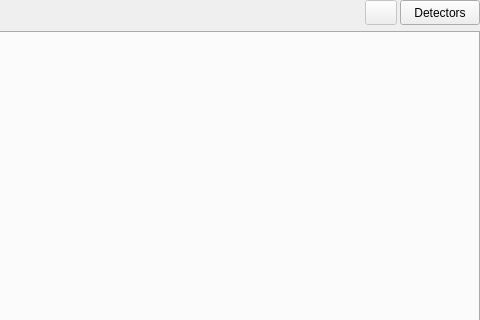
First picture: the form in gui/form_system_settings.ui, repository usnistgov/qpx-gamma, before the edit; both pictures show x 812 to 1292 and y 0 to 320 of the 1292 by 671 pixel window.
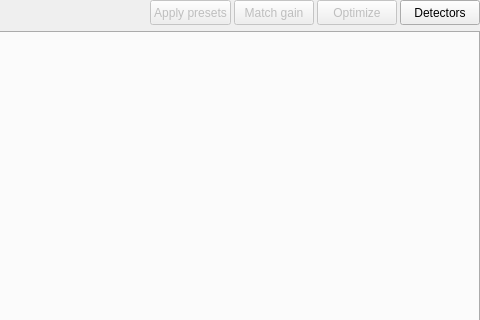
Second picture: the form after the edit. Icons and pictures are not drawn.

Commit message: list mode viewer updated, SpectrumTime maintains x values, optimization and gain matching access profile-dependent

Patch:
```diff
--- a/gui/form_system_settings.ui
+++ b/gui/form_system_settings.ui
@@ -149,7 +149,7 @@
        </property>
        <property name="maximumSize">
         <size>
-         <width>32</width>
+         <width>16777215</width>
          <height>25</height>
         </size>
        </property>
@@ -157,7 +157,7 @@
         <string>Apply detector optimizations</string>
        </property>
        <property name="text">
-        <string/>
+        <string>Apply presets</string>
        </property>
        <property name="icon">
         <iconset resource="resources/qpxres.qrc">
@@ -171,6 +171,50 @@
        </property>
       </widget>
      </item>
+     <item>
+      <widget class="QPushButton" name="pushOpenGainMatch">
+       <property name="enabled">
+        <bool>false</bool>
+       </property>
+       <property name="minimumSize">
+        <size>
+         <width>0</width>
+         <height>25</height>
+        </size>
+       </property>
+       <property name="maximumSize">
+        <size>
+         <width>16777215</width>
+         <height>25</height>
+        </size>
+       </property>
+       <property name="text">
+        <string>Match gain</string>
+       </property>
+      </widget>
+     </item>
+     <item>
+      <widget class="QPushButton" name="pushOpenOptimize">
+       <property name="enabled">
+        <bool>false</bool>
+       </property>
+       <property name="minimumSize">
+        <size>
+         <width>0</width>
+         <height>25</height>
+        </size>
+       </property>
+       <property name="maximumSize">
+        <size>
+         <width>16777215</width>
+         <height>25</height>
+        </size>
+       </property>
+       <property name="text">
+        <string>Optimize</string>
+       </property>
+      </widget>
+     </item>
      <item>
       <widget class="QPushButton" name="pushDetDB">
        <property name="sizePolicy">
```
The commit also changes 15 other files.
